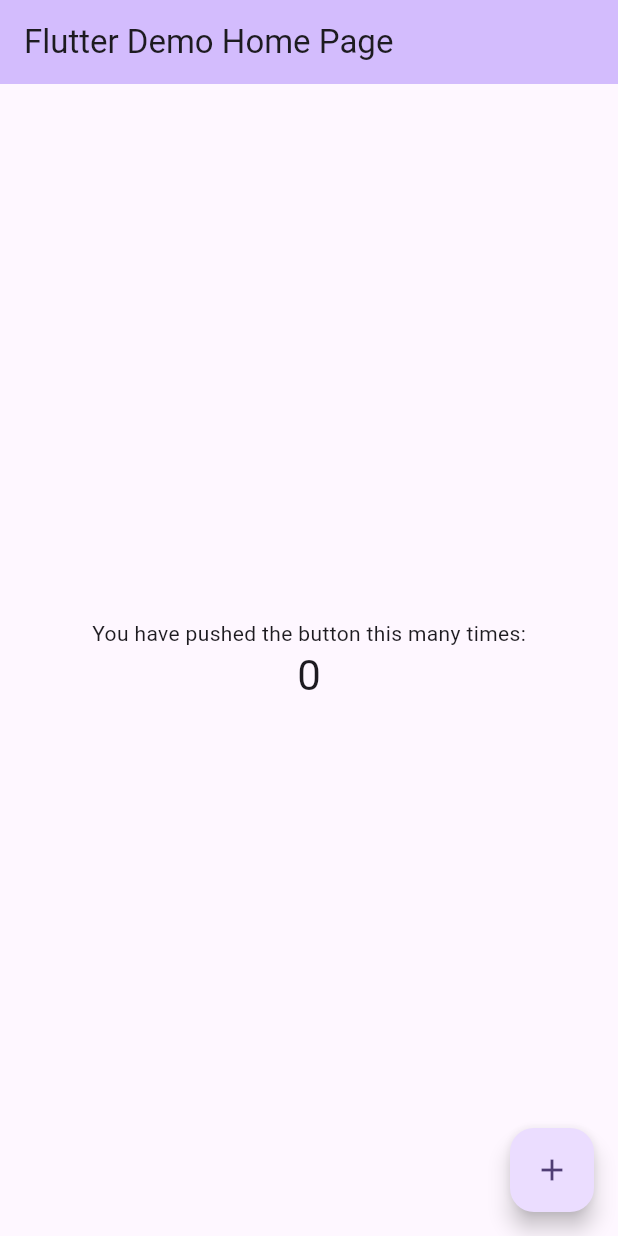
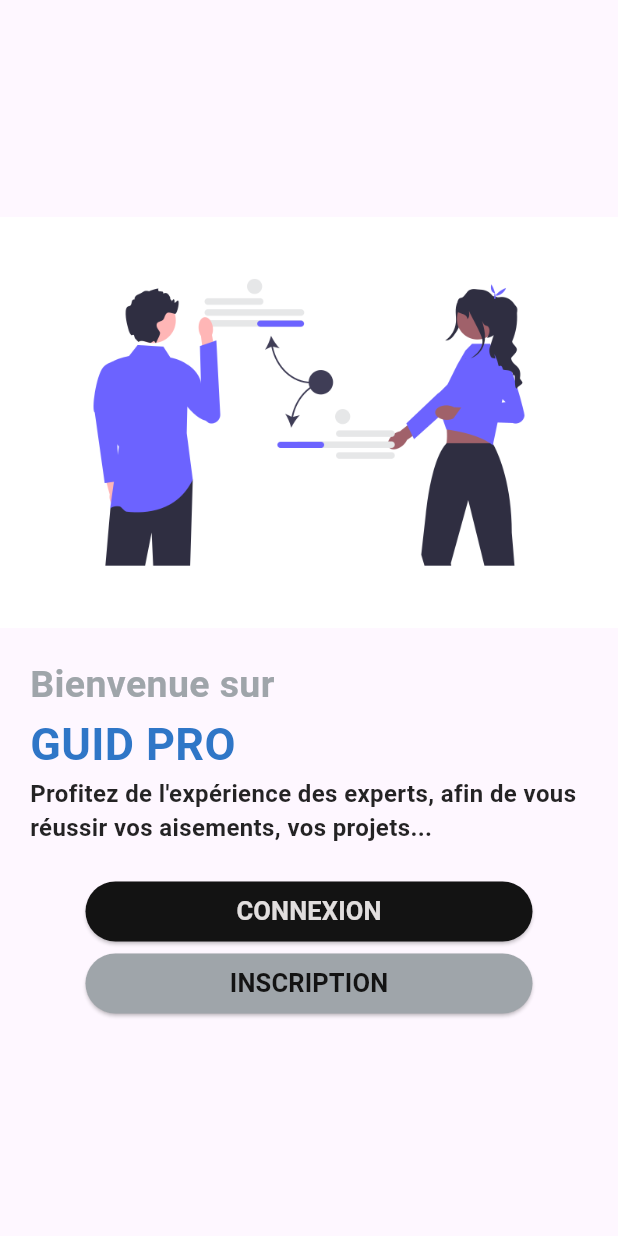
Before and after one commit to JokerAphro17/guidpro-app-mobile, a Flutter app: the screen it shows after launch, on a phone screen of 412 x 824 dp. Run offline on Flutter 3.47's test engine with Material 3 defaults, Android fonts, the phone set to English and light mode, and no system bars.

```diff
--- /dev/null
+++ b/lib/constants/Theme.dart
@@ -0,0 +1,38 @@
+import 'dart:ui' show Color;
+
+class MaterialColors {
+  static const Color defaultButton = Color.fromRGBO(220, 220, 220, 1.0);
+  static const Color primary = Color.fromRGBO(156, 38, 176, 1.0);
+  static const Color label = Color.fromRGBO(254, 36, 114, 1.0);
+  static const Color info = Color.fromRGBO(0, 188, 212, 1.0);
+  static const Color error = Color.fromRGBO(244, 67, 54, 1.0);
+  static const Color success = Color.fromRGBO(76, 175, 80, 1.0);
+  static const Color warning = Color.fromRGBO(255, 152, 0, 1.0);
+  static const Color muted = Color.fromRGBO(151, 151, 151, 1.0);
+  static const Color input = Color.fromRGBO(220, 220, 220, 1.0);
+  static const Color active = Color.fromRGBO(156, 38, 176, 1.0);
+  static const Color placeholder = Color.fromRGBO(159, 165, 170, 1.0);
+  static const Color switch_off = Color.fromRGBO(212, 217, 221, 1.0);
+  static const Color gradientStart = Color.fromRGBO(107, 36, 170, 1.0);
+  static const Color gradientEnd = Color.fromRGBO(172, 38, 136, 1.0);
+  static const Color priceColor = Color.fromRGBO(234, 213, 251, 1.0);
+  static const Color border = Color.fromRGBO(231, 231, 231, 1.0);
+  static const Color caption = Color.fromRGBO(74, 74, 74, 1.0);
+  static const Color bgColorScreen = Color.fromRGBO(238, 238, 238, 1.0);
+  static const Color drawerHeader = Color.fromRGBO(75, 25, 88, 1.0);
+  static const Color signStartGradient = Color.fromRGBO(108, 36, 170, 1.0);
+  static const Color signEndGradient = Color.fromRGBO(21, 0, 43, 1.0);
+  static const Color socialFacebook = Color.fromRGBO(59, 89, 152, 1.0);
+  static const Color socialTwitter = Color.fromRGBO(91, 192, 222, 1.0);
+  static const Color socialDribbble = Color.fromRGBO(234, 76, 137, 1.0);
+  // black
+  static const Color black = Color.fromRGBO(19, 19, 19, 1.0);
+
+  // simple blue
+  static const Color blue = Color.fromRGBO(21, 101, 192, 0.8862745098039215);
+  // simple text color
+  static const Color textColor = Color.fromRGBO(16, 16, 16, 0.9176470588235294);
+
+  // white color
+  static const Color white = Color.fromRGBO(241, 237, 237, 0.9294117647058824);
+}
--- a/lib/main.dart
+++ b/lib/main.dart
@@ -1,4 +1,5 @@
 import 'package:flutter/material.dart';
+import 'package:guidpro_mobile/views/board.dart';
 
 void main() {
   runApp(const MyApp());
@@ -10,116 +11,13 @@ class MyApp extends StatelessWidget {
   // This widget is the root of your application.
   @override
   Widget build(BuildContext context) {
-    return MaterialApp(
-      title: 'Flutter Demo',
+    return  MaterialApp(
+      title: 'Guide Pro',
       theme: ThemeData(
-        // This is the theme of your application.
-        //
-        // TRY THIS: Try running your application with "flutter run". You'll see
-        // the application has a purple toolbar. Then, without quitting the app,
-        // try changing the seedColor in the colorScheme below to Colors.green
-        // and then invoke "hot reload" (save your changes or press the "hot
-        // reload" button in a Flutter-supported IDE, or press "r" if you used
-        // the command line to start the app).
-        //
-        // Notice that the counter didn't reset back to zero; the application
-        // state is not lost during the reload. To reset the state, use hot
-        // restart instead.
-        //
-        // This works for code too, not just values: Most code changes can be
-        // tested with just a hot reload.
-        colorScheme: ColorScheme.fromSeed(seedColor: Colors.deepPurple),
-        useMaterial3: true,
+        primarySwatch: Colors.blue,
       ),
-      home: const MyHomePage(title: 'Flutter Demo Home Page'),
+      home: const Board(),
+
     );
   }
 }
-
-class MyHomePage extends StatefulWidget {
-  const MyHomePage({super.key, required this.title});
-
-  // This widget is the home page of your application. It is stateful, meaning
-  // that it has a State object (defined below) that contains fields that affect
-  // how it looks.
-
-  // This class is the configuration for the state. It holds the values (in this
-  // case the title) provided by the parent (in this case the App widget) and
-  // used by the build method of the State. Fields in a Widget subclass are
-  // always marked "final".
-
-  final String title;
-
-  @override
-  State<MyHomePage> createState() => _MyHomePageState();
-}
-
-class _MyHomePageState extends State<MyHomePage> {
-  int _counter = 0;
-
-  void _incrementCounter() {
-    setState(() {
-      // This call to setState tells the Flutter framework that something has
-      // changed in this State, which causes it to rerun the build method below
-      // so that the display can reflect the updated values. If we changed
-      // _counter without calling setState(), then the build method would not be
-      // called again, and so nothing would appear to happen.
-      _counter++;
-    });
-  }
-
-  @override
-  Widget build(BuildContext context) {
-    // This method is rerun every time setState is called, for instance as done
-    // by the _incrementCounter method above.
-    //
-    // The Flutter framework has been optimized to make rerunning build methods
-    // fast, so that you can just rebuild anything that needs updating rather
-    // than having to individually change instances of widgets.
-    return Scaffold(
-      appBar: AppBar(
-        // TRY THIS: Try changing the color here to a specific color (to
-        // Colors.amber, perhaps?) and trigger a hot reload to see the AppBar
-        // change color while the other colors stay the same.
-        backgroundColor: Theme.of(context).colorScheme.inversePrimary,
-        // Here we take the value from the MyHomePage object that was created by
-        // the App.build method, and use it to set our appbar title.
-        title: Text(widget.title),
-      ),
-      body: Center(
-        // Center is a layout widget. It takes a single child and positions it
-        // in the middle of the parent.
-        child: Column(
-          // Column is also a layout widget. It takes a list of children and
-          // arranges them vertically. By default, it sizes itself to fit its
-          // children horizontally, and tries to be as tall as its parent.
-          //
-          // Column has various properties to control how it sizes itself and
-          // how it positions its children. Here we use mainAxisAlignment to
-          // center the children vertically; the main axis here is the vertical
-          // axis because Columns are vertical (the cross axis would be
-          // horizontal).
-          //
-          // TRY THIS: Invoke "debug painting" (choose the "Toggle Debug Paint"
-          // action in the IDE, or press "p" in the console), to see the
-          // wireframe for each widget.
-          mainAxisAlignment: MainAxisAlignment.center,
-          children: <Widget>[
-            const Text(
-              'You have pushed the button this many times:',
-            ),
-            Text(
-              '$_counter',
-              style: Theme.of(context).textTheme.headlineMedium,
-            ),
-          ],
-        ),
-      ),
-      floatingActionButton: FloatingActionButton(
-        onPressed: _incrementCounter,
-        tooltip: 'Increment',
-        child: const Icon(Icons.add),
-      ), // This trailing comma makes auto-formatting nicer for build methods.
-    );
-  }
-}
--- /dev/null
+++ b/lib/views/board.dart
@@ -0,0 +1,112 @@
+import 'package:flutter/material.dart';
+import 'package:guidpro_mobile/constants/Theme.dart';
+
+class Board extends StatelessWidget {
+  const Board({Key? key});
+
+  @override
+  Widget build(BuildContext context) {
+    return Scaffold(
+      body: Center(
+        child: SingleChildScrollView(
+          child: Column(
+            mainAxisAlignment: MainAxisAlignment.center,
+            children: <Widget>[
+              Image.asset('assets/img/help.png'),
+              Container(
+                padding: const EdgeInsets.all(20),
+                width: double.infinity,
+                child: const Column(
+                  crossAxisAlignment: CrossAxisAlignment.start,
+                  children: <Widget>[
+                    Text(
+                      'Bienvenue sur',
+                      style: TextStyle(
+                        fontSize: 25,
+                        fontWeight: FontWeight.bold,
+                        color: MaterialColors.placeholder,
+                      ),
+                    ),
+                    Text(
+                      'GUID PRO',
+                      style: TextStyle(
+                        fontSize: 30,
+                        fontWeight: FontWeight.bold,
+                        color: MaterialColors.blue,
+                      ),
+                    ),
+                    Text(
+                      'Profitez de l\'expérience des experts, afin de vous réussir vos aisements, vos projets...',
+                      style: TextStyle(
+                        fontSize: 16,
+                        fontWeight: FontWeight.bold,
+                        color: MaterialColors.textColor,
+                      ),
+                    ),
+                  ],
+                ),
+              ),
+              Column(
+                children: <Widget>[
+                  CustomTextButton(
+                    text: 'CONNEXION',
+                    backgroundColor: MaterialColors.black,
+                    textColor: MaterialColors.white,
+                    onPressed: () {
+                      // Add your logic for the onPressed callback
+                      print('Connexion');
+                    },
+                  ),
+                  CustomTextButton(
+                    text: 'INSCRIPTION',
+                    backgroundColor: MaterialColors.placeholder,
+                    textColor: MaterialColors.black,
+                    onPressed: () {
+                      print('Inscription');
+                      // Add your logic for the onPressed callback
+                    },
+                  ),
+                ],
+              ),
+            ],
+          ),
+        ),
+      ),
+    );
+  }
+}
+
+// Custom TextButton widget
+class CustomTextButton extends StatelessWidget {
+  final String text;
+  final Function()? onPressed;
+  final Color backgroundColor;
+  final Color textColor;
+
+  const CustomTextButton({
+    Key? key,
+    required this.text,
+    required this.onPressed,
+    required this.backgroundColor,
+    required this.textColor,
+  }) : super(key: key);
+
+  @override
+  Widget build(BuildContext context) {
+    return ElevatedButton(
+      onPressed: onPressed,
+      style: TextButton.styleFrom(
+        backgroundColor: backgroundColor,
+      ),
+      child: SizedBox(
+        width: 250,
+        child: Center(
+          child: Text(
+            text,
+            style: TextStyle(fontSize: 17, fontWeight: FontWeight.bold, color: textColor),
+          ),
+        ),
+      ),
+    );
+  }
+}
```
Also changed, not shown: lib/views/Onboarding.dart (added, +66 -0 lines), lib/views/login.dart (added, +79 -0 lines), pubspec.yaml (+7 -0 lines), assets/img/chat-avatar.jpeg (added), assets/img/help.png (added), assets/img/help.svg (added), assets/img/logo-android.png (added), assets/img/logo-ios.png (added), assets/img/onboard-background.jpg (added).
